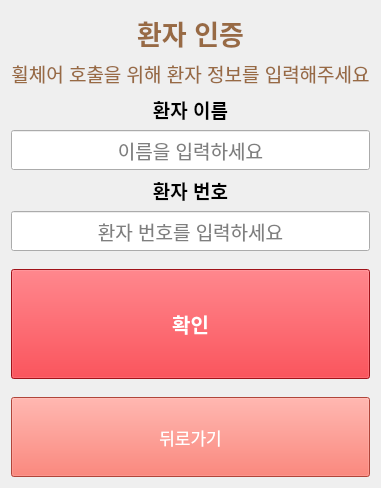
Above: Hospital_Terminal/kiosk_login.ui from Heo157/Project-Hospital-Autonomous-Wheelchair before the change. Below: the same form after it.
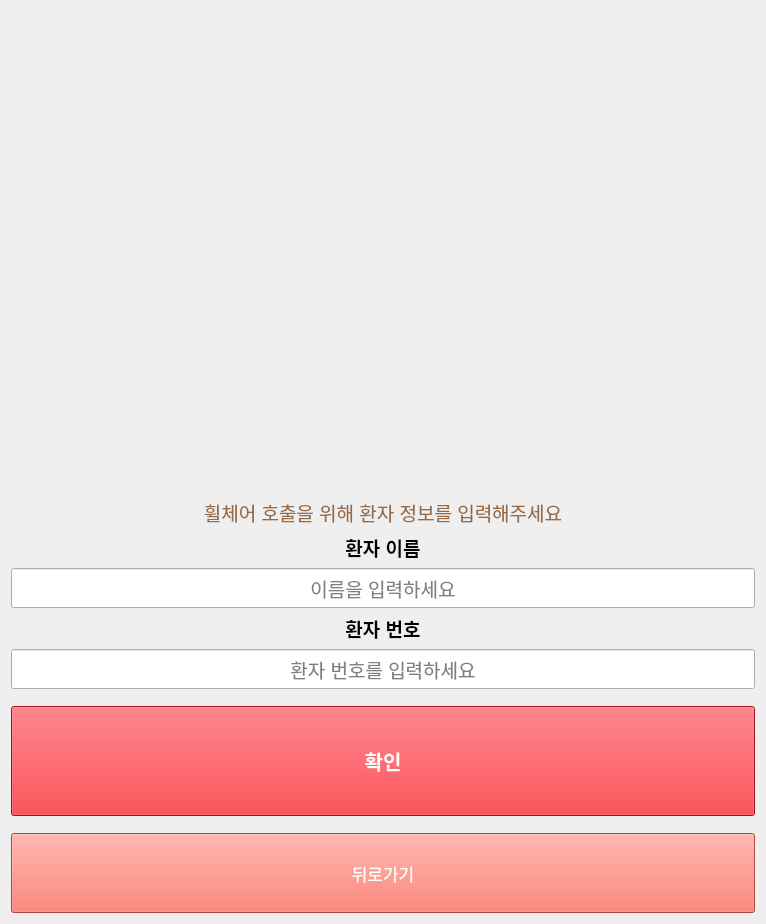
That is the form after the change. Icons and pictures are not drawn.

Patch:
```diff
--- a/Hospital_Terminal/kiosk_login.ui
+++ b/Hospital_Terminal/kiosk_login.ui
@@ -6,14 +6,36 @@
    <rect>
     <x>0</x>
     <y>0</y>
-    <width>372</width>
-    <height>488</height>
+    <width>766</width>
+    <height>924</height>
    </rect>
   </property>
   <property name="windowTitle">
    <string>환자 인증</string>
   </property>
   <layout class="QVBoxLayout" name="mainLayout">
+   <item>
+    <widget class="QLabel" name="label">
+     <property name="minimumSize">
+      <size>
+       <width>0</width>
+       <height>480</height>
+      </size>
+     </property>
+     <property name="maximumSize">
+      <size>
+       <width>16777215</width>
+       <height>480</height>
+      </size>
+     </property>
+     <property name="text">
+      <string/>
+     </property>
+     <property name="pixmap">
+      <pixmap>icons/HJK_2.png</pixmap>
+     </property>
+    </widget>
+   </item>
    <item>
     <spacer>
      <property name="orientation">
@@ -27,25 +49,6 @@
      </property>
     </spacer>
    </item>
-   <item>
-    <widget class="QLabel" name="label_title">
-     <property name="font">
-      <font>
-       <pointsize>20</pointsize>
-       <bold>true</bold>
-      </font>
-     </property>
-     <property name="styleSheet">
-      <string notr="true">color: rgb(152, 106, 68);</string>
-     </property>
-     <property name="text">
-      <string>환자 인증</string>
-     </property>
-     <property name="alignment">
-      <set>Qt::AlignmentFlag::AlignCenter</set>
-     </property>
-    </widget>
-   </item>
    <item>
     <widget class="QLabel" name="label_desc">
      <property name="font">
```
Left out of the diff: 22 changed lines with no effect on the pictures.
